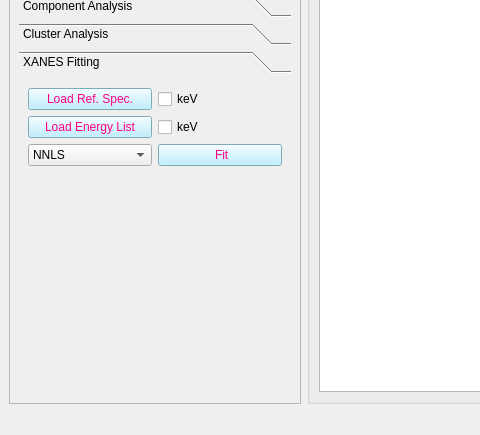
Before: the Qt Designer form mainwindow_admin.ui in pattammattel/MIDAS_Admin, drawn with Qt 5; both pictures show x 0 to 480 and y 516 to 951 of the 1249 by 951 pixel window.
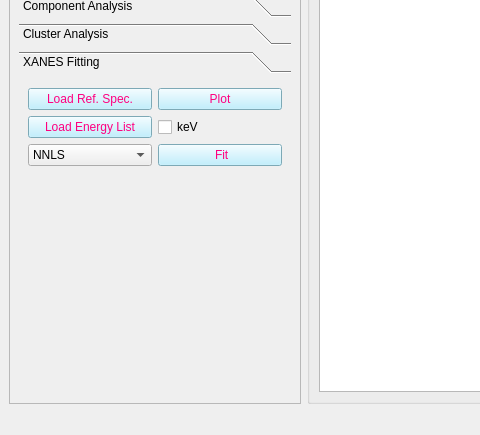
After: the same form once the commit is applied. The open tabs and pages were chosen to show the change. Custom widgets are drawn as their Qt base class.

Commit message: mask_gui_created

```diff
--- a/mainwindow_admin.ui
+++ b/mainwindow_admin.ui
@@ -476,7 +476,7 @@
         <rect>
          <x>0</x>
          <y>0</y>
-         <width>352</width>
+         <width>368</width>
          <height>874</height>
         </rect>
        </property>
@@ -1228,7 +1228,7 @@
             <rect>
              <x>0</x>
              <y>0</y>
-             <width>330</width>
+             <width>346</width>
              <height>247</height>
             </rect>
            </property>
@@ -1259,9 +1259,13 @@
                  </widget>
                 </item>
                 <item>
-                 <widget class="QCheckBox" name="cb_ref_kev_flag">
+                 <widget class="QPushButton" name="pb_plot_refs">
+                  <property name="styleSheet">
+                   <string notr="true">background-color: rgb(175, 236, 255);
+color: rgb(255, 0, 127);</string>
+                  </property>
                   <property name="text">
-                   <string>keV</string>
+                   <string>Plot</string>
                   </property>
                  </widget>
                 </item>
```
Left out of the diff: 16 changed lines with no effect on the pictures.
